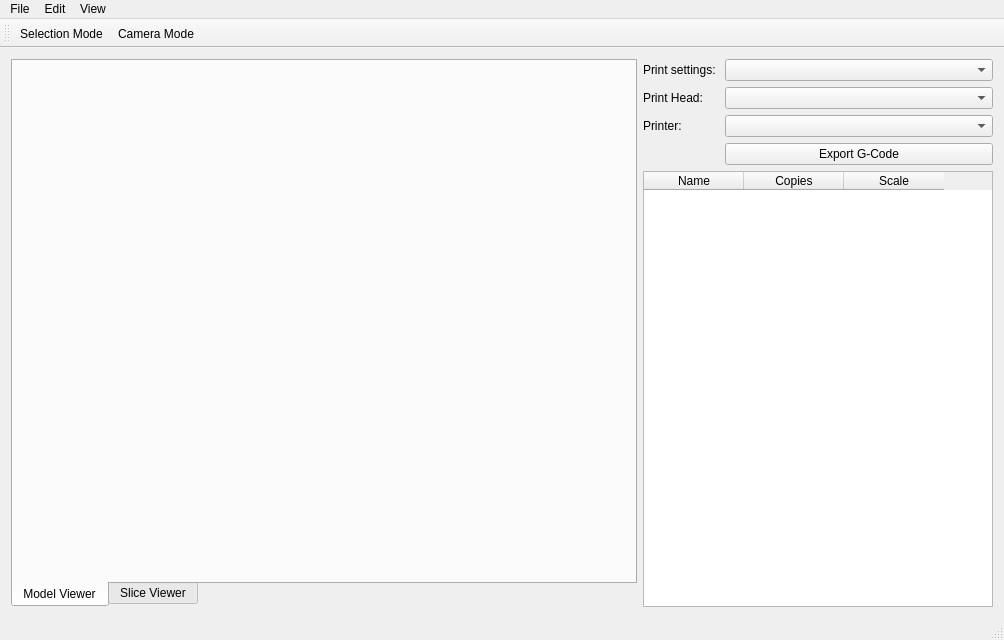
Above: src/GUI/Versa3dMainWindow.ui from Multi-Scale-Additive-Manufacturing-Lab/Versa3dPython before the change. Below: the same form after it.
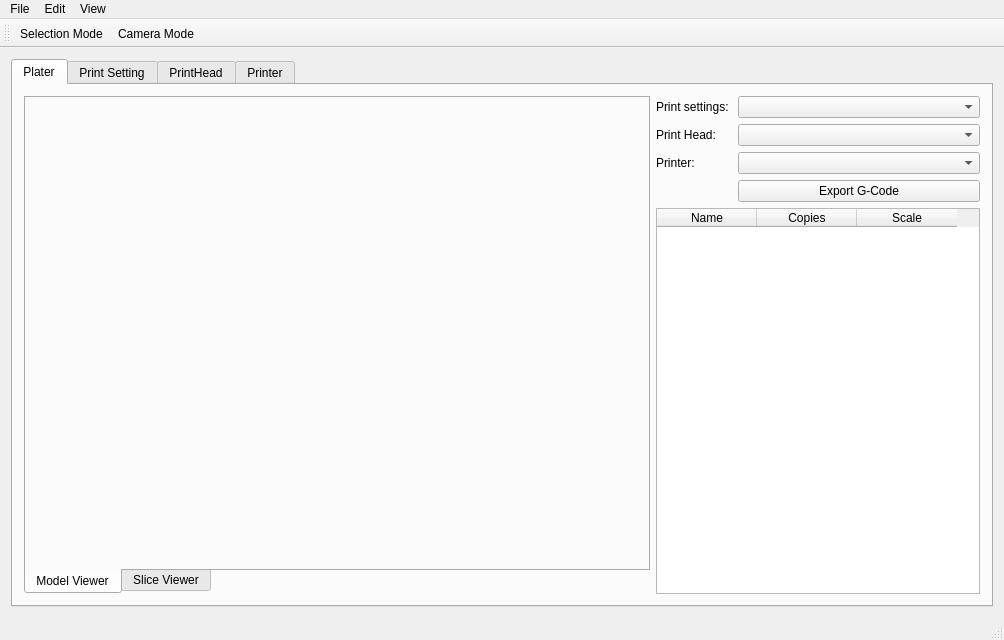
That is the form after the change. Custom widgets are drawn as their Qt base class.

Commit message: added settings tab

```diff
--- a/src/GUI/Versa3dMainWindow.ui
+++ b/src/GUI/Versa3dMainWindow.ui
@@ -28,7 +28,15 @@
   <widget class="QWidget" name="centralWidget">
    <layout class="QHBoxLayout" name="horizontalLayout_3">
     <item>
-     <layout class="QHBoxLayout" name="main_horizontal_layout">
+     <widget class="QTabWidget" name="tabWidget">
+      <property name="currentIndex">
+       <number>0</number>
+      </property>
+      <widget class="QWidget" name="Plater">
+       <attribute name="title">
+        <string>Plater</string>
+       </attribute>
+       <layout class="QHBoxLayout" name="horizontalLayout">
       <item>
        <widget class="QTabWidget" name="ViewerTab">
         <property name="tabPosition">
@@ -201,6 +209,23 @@
        </layout>
       </item>
      </layout>
+      </widget>
+      <widget class="QWidget" name="PrintSettingTab">
+       <attribute name="title">
+        <string>Print Setting</string>
+       </attribute>
+      </widget>
+      <widget class="QWidget" name="PrintHeadTab">
+       <attribute name="title">
+        <string>PrintHead</string>
+       </attribute>
+      </widget>
+      <widget class="QWidget" name="Printer">
+       <attribute name="title">
+        <string>Printer</string>
+       </attribute>
+      </widget>
+     </widget>
     </item>
    </layout>
   </widget>
```
Lines whose indentation alone changed are shown as unchanged.
